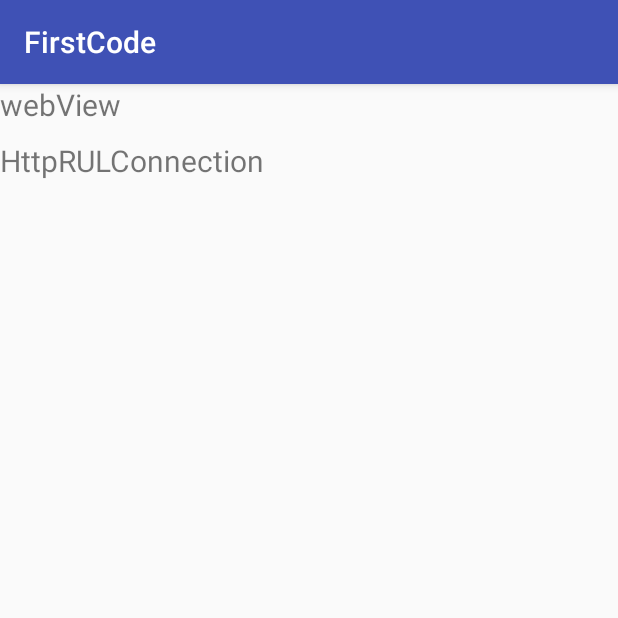
After one commit to wuyuelearning/FirstCode, an Android app: the Chapter9Activity screen opened directly, with no data from a screen before it, on a phone screen of 412 x 824 dp, the top half of it. The commit adds this screen. Run offline under Robolectric (Android 15) with nearby library versions, the phone set to English and light mode, and no system bars.

Commit message:
第九章 webView 与 http

```diff
--- a/app/build.gradle
+++ b/app/build.gradle
@@ -27,5 +27,6 @@ dependencies {
     compile 'com.android.support:appcompat-v7:26.+'
     compile 'com.android.support.constraint:constraint-layout:1.0.2'
     compile 'com.android.support:recyclerview-v7:26.0.0-alpha1'
+    compile 'com.squareup.okhttp3:okhttp:3.4.1'
     testCompile 'junit:junit:4.12'
 }
--- a/app/src/main/AndroidManifest.xml
+++ b/app/src/main/AndroidManifest.xml
@@ -8,6 +8,7 @@
     <uses-permission android:name="android.permission.READ_CONTACTS" />
     <uses-permission android:name="android.permission.VIBRATE"/>
     <uses-permission android:name="android.permission.WRITE_EXTERNAL_STORAGE"/>
+    <uses-permission android:name="android.permission.INTERNET"/>
 
     <application
         android:allowBackup="true"
@@ -58,6 +59,9 @@
         <activity android:name=".Chapter8.CameraAlbum.CameraAlbumActivity"/>
         <activity android:name=".Chapter8.MediaPlayer.PlayAudioActivity"/>
         <activity android:name=".Chapter8.MediaPlayer.PlayVideoActivity"/>
+        <activity android:name=".Chapter9.Chapter9Activity"/>
+        <activity android:name=".Chapter9.WebViewActivity"/>
+        <activity android:name=".Chapter9.HttpURLConnectActivity"/>
 
         <receiver
             android:name=".Chapter5.BaseBroadcast.BootCompleteReceiver"
--- /dev/null
+++ b/app/src/main/java/com/example/admin/firstcode/Chapter9/Chapter9Activity.java
@@ -0,0 +1,47 @@
+package com.example.admin.firstcode.Chapter9;
+
+import android.content.Intent;
+import android.os.Bundle;
+import android.support.annotation.Nullable;
+import android.support.v7.app.AppCompatActivity;
+import android.view.View;
+import android.widget.TextView;
+
+import com.example.admin.firstcode.R;
+
+/**
+ * Created by wuyue on 2018/5/29.
+ */
+
+public class Chapter9Activity  extends AppCompatActivity implements View.OnClickListener{
+
+    TextView textView1 ;
+    TextView textView2 ;
+
+    @Override
+    protected void onCreate(@Nullable Bundle savedInstanceState) {
+        super.onCreate(savedInstanceState);
+        setContentView(R.layout.chapter9_menu_activity);
+        textView1 =findViewById(R.id.chapter9_1);
+        textView1.setOnClickListener(this);
+        textView2 =findViewById(R.id.chapter9_2);
+        textView2.setOnClickListener(this);
+    }
+
+    @Override
+    public void onClick(View v) {
+        Intent intent = null;
+        switch (v.getId()){
+            case R.id.chapter9_1 :
+                intent =new Intent(this,WebViewActivity.class);
+                break;
+            case R.id.chapter9_2 :
+                intent =new Intent(this,HttpURLConnectActivity.class);
+                break;
+            default:
+                break;
+
+        }
+        startActivity(intent);
+    }
+}
--- a/app/src/main/res/layout/chapter8_video_player_activity.xml
+++ b/app/src/main/res/layout/chapter8_video_player_activity.xml
@@ -23,6 +23,7 @@
         android:id="@+id/vv_video_player"
         android:layout_width="match_parent"
         android:layout_height="wrap_content"
+        android:layout_margin="5dp"
        />
 
 </LinearLayout>
--- /dev/null
+++ b/app/src/main/res/layout/chapter9_menu_activity.xml
@@ -0,0 +1,23 @@
+<?xml version="1.0" encoding="utf-8"?>
+<LinearLayout xmlns:android="http://schemas.android.com/apk/res/android"
+    android:orientation="vertical" android:layout_width="match_parent"
+    android:layout_height="match_parent">
+
+    <TextView
+        android:id="@+id/chapter9_1"
+        android:layout_width="wrap_content"
+        android:layout_height="wrap_content"
+        android:text="webView"
+        android:textSize="20sp"/>
+    <View
+        android:layout_width="wrap_content"
+        android:layout_height="10dp"/>
+
+    <TextView
+        android:id="@+id/chapter9_2"
+        android:layout_width="wrap_content"
+        android:layout_height="wrap_content"
+        android:text="HttpRULConnection"
+        android:textSize="20sp"/>
+
+</LinearLayout>
```
Also changed, not shown: app/src/main/java/com/example/admin/firstcode/Chapter8/CameraAlbum/CameraAlbumActivity.java (+10 -3 lines), app/src/main/java/com/example/admin/firstcode/Chapter9/HttpURLConnectActivity.java (added, +97 -0 lines), app/src/main/java/com/example/admin/firstcode/Chapter9/WebViewActivity.java (added, +28 -0 lines), app/src/main/java/com/example/admin/firstcode/MainActivity.java (+7 -0 lines), app/src/main/res/layout/activity_main.xml (+10 -0 lines), app/src/main/res/layout/chapter9_http_url_connection_activity.xml (added, +21 -0 lines), app/src/main/res/layout/chapter9_webview_activity.xml (added, +10 -0 lines).
